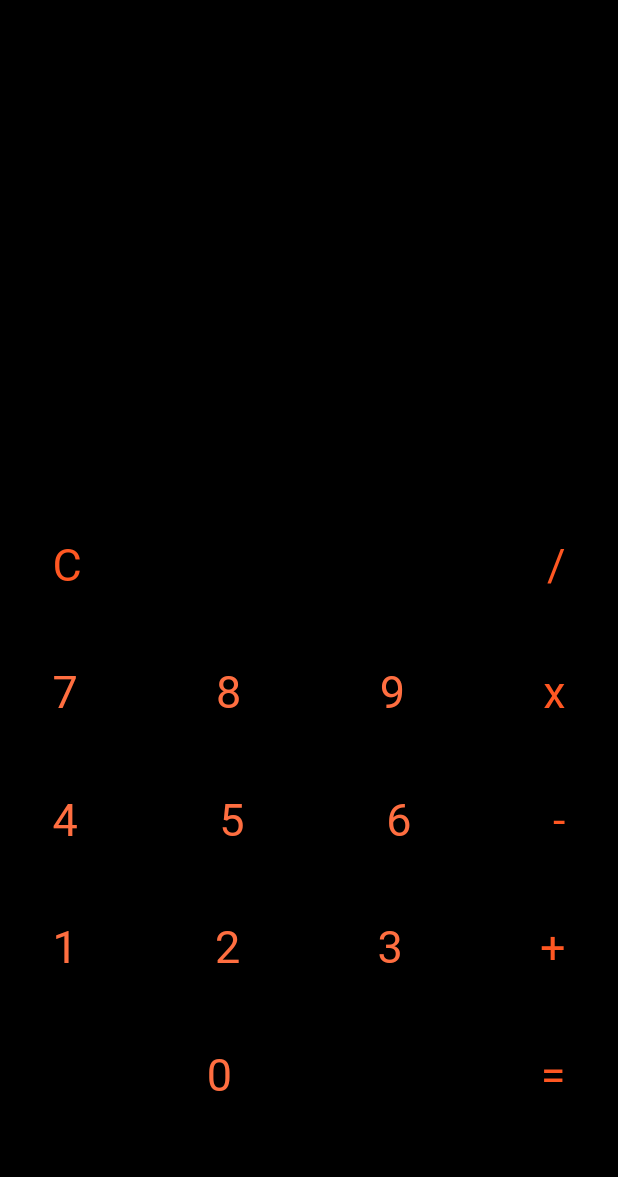
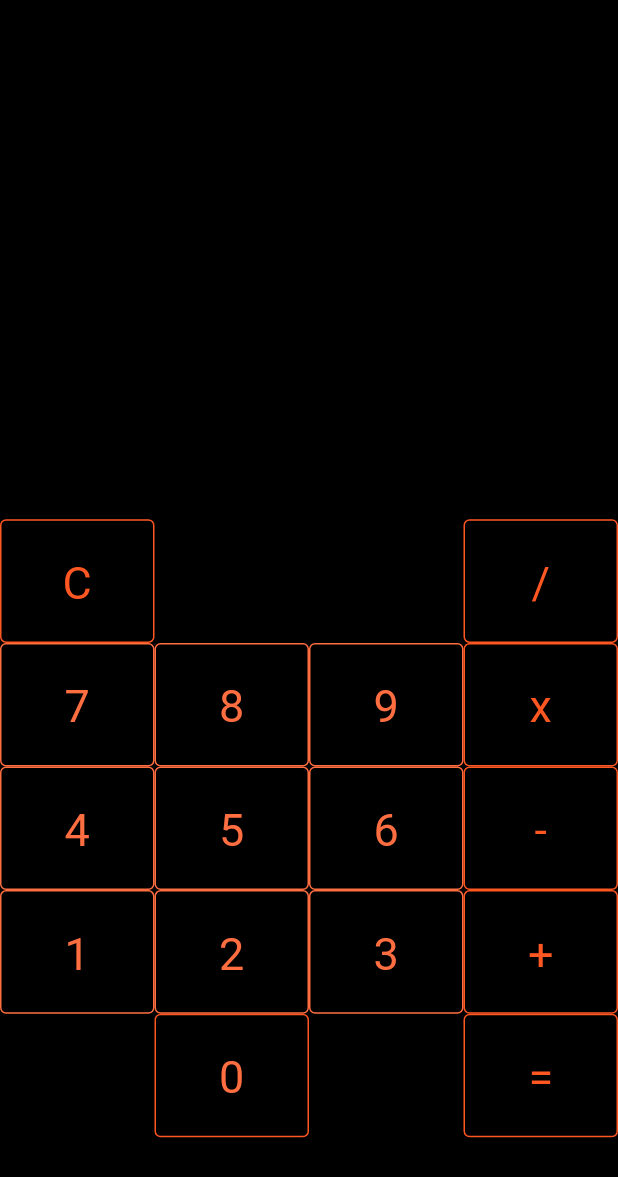
Before and after one commit to Aleksander213/calculator, a Flutter app: the screen it shows after launch, on a phone screen of 412 x 824 dp. Shown: the top 1177 px of the screen. Run offline on Flutter 3.47's test engine with Material 2 defaults, Android fonts, the phone set to English and light mode, and no system bars.

Commit message:
calculator

```diff
--- a/lib/calculator.dart
+++ b/lib/calculator.dart
@@ -14,35 +14,60 @@ class _CalculatorState extends State<Calculator> {
   @override
   Widget build(BuildContext context) {
     return Scaffold(
-      body: SafeArea(child: Column(
+      body: SafeArea(
+        child: Column(
+
         children: [
-          Container(alignment:Alignment.centerRight, child:
+          Container(
+            alignment:Alignment.centerRight, child:
           Column(children:
           [
-            const SizedBox(height: 30),
             Text(question + equation + question2, style: const TextStyle(fontSize: 28, color:Colors.orange)),
-            const SizedBox(height: 20),
+            const SizedBox(height: 10),
             Text(answer, style: const TextStyle(fontSize: 48, color: Colors.orange)),
           ],),),
-          const SizedBox(height: 195),
-          Container( alignment: Alignment.centerRight, child:
+          SizedBox(height: MediaQuery.of(context).size.height * 0.3),
+          Container(
+            height: MediaQuery.of(context).size.height * 0.1,
+            alignment: Alignment.centerRight, child:
             Row(mainAxisAlignment: MainAxisAlignment.spaceBetween, children: [
-              TextButton(style: TextButton.styleFrom(textStyle: const TextStyle(fontSize: 30 ), padding: const EdgeInsets.fromLTRB(35, 25, 35, 25)), onPressed: () {
+
+              Expanded(child:
+              TextButton(style: TextButton.styleFrom(textStyle: const TextStyle(fontSize: 30 ),
+                  side:const BorderSide(width: 1, color: Colors.deepOrange),
+                  padding: const EdgeInsets.fromLTRB(35, 25, 35, 25)), onPressed: () {
                 setState(() {
                   question='';
                   question2='';
                   equation='';
                 });
-              }, child: const Text(style: atb,'C')),
-              TextButton(style: TextButton.styleFrom(textStyle: const TextStyle(fontSize: 30), padding: const EdgeInsets.fromLTRB(35, 25, 35, 25)), onPressed: () {
+              }, child: const Text(style: atb,'C')),),
+              Expanded(child:
+              TextButton(style: TextButton.styleFrom(textStyle: const TextStyle(fontSize: 30),
+                  padding: const EdgeInsets.fromLTRB(45, 25, 45, 25)),
+                  onPressed: () {}, child: const Text('')),),
+              Expanded(child:
+              TextButton(style: TextButton.styleFrom(textStyle: const TextStyle(fontSize: 30),
+                  padding: const EdgeInsets.fromLTRB(45, 25, 45, 25)),
+                  onPressed: () {}, child: const Text('')),),
+              Expanded(child:
+              TextButton(style: TextButton.styleFrom(textStyle: const TextStyle(fontSize: 30),
+                  side:const BorderSide(width: 1, color: Colors.deepOrange),
+                  padding: const EdgeInsets.fromLTRB(35, 25, 35, 25)), onPressed: () {
                 setState(() {
                   equation='/';
                 });
-              }, child: const Text(style: atb,'/')),
+              }, child: const Text(style: atb,'/')),),
             ],),),
-          Container(child:
-            Row(mainAxisAlignment: MainAxisAlignment.spaceBetween, children: [
-              TextButton(style: TextButton.styleFrom(textStyle: const TextStyle(fontSize: 30), padding: const EdgeInsets.fromLTRB(35, 25, 35, 25)), onPressed: () {
+          Container(
+            height: MediaQuery.of(context).size.height * 0.1,
+            child:
+            Row(mainAxisAlignment: MainAxisAlignment.spaceBetween,
+              children: [
+                Expanded(child:
+              TextButton(style: TextButton.styleFrom(textStyle: const TextStyle(fontSize: 30),
+                  side:const BorderSide(width: 1, color: Colors.deepOrangeAccent),
+                  padding: const EdgeInsets.fromLTRB(35, 25, 35, 25)), onPressed: () {
                 setState(() {
                   if (equation != '') {
                     question2+='7';
@@ -51,8 +76,11 @@ class _CalculatorState extends State<Calculator> {
                     question+='7';
                   }
                 });
-              }, child: const Text(style: btb,'7')),
-              TextButton(style: TextButton.styleFrom(textStyle: const TextStyle(fontSize: 30), padding: const EdgeInsets.fromLTRB(35, 25, 35, 25)), onPressed: () {
+              }, child: const Text(style: btb,'7')),),
+              Expanded(child:
+              TextButton(style: TextButton.styleFrom(textStyle: const TextStyle(fontSize: 30),
+                  side:const BorderSide(width: 1, color: Colors.deepOrangeAccent),
+                  padding: const EdgeInsets.fromLTRB(35, 25, 35, 25)), onPressed: () {
                 setState(() {
                   if (equation != '') {
                     question2+='8';
@@ -61,8 +89,11 @@ class _CalculatorState extends State<Calculator> {
                     question+='8';
                   }
                 });
-              }, child: const Text(style: btb,'8')),
-              TextButton(style: TextButton.styleFrom(textStyle: const TextStyle(fontSize: 30), padding: const EdgeInsets.fromLTRB(35, 25, 35, 25)), onPressed: () {
+              }, child: const Text(style: btb,'8')),),
+              Expanded(child:
+              TextButton(style: TextButton.styleFrom(textStyle: const TextStyle(fontSize: 30),
+                  side:const BorderSide(width: 1, color: Colors.deepOrangeAccent),
+                  padding: const EdgeInsets.fromLTRB(35, 25, 35, 25)), onPressed: () {
                 setState(() {
                   if (equation != '') {
                     question2+='9';
@@ -71,16 +102,24 @@ class _CalculatorState extends State<Calculator> {
                     question+='9';
                   }
                 });
-              }, child: const Text(style: btb,'9')),
-              TextButton(style: TextButton.styleFrom(textStyle: const TextStyle(fontSize: 30), padding: const EdgeInsets.fromLTRB(35, 25, 35, 25)), onPressed: () {
+              }, child: const Text(style: btb,'9')),),
+              Expanded(child:
+              TextButton(style: TextButton.styleFrom(textStyle: const TextStyle(fontSize: 30),
+                  side:const BorderSide(width: 1, color: Colors.deepOrange),
+                  padding: const EdgeInsets.fromLTRB(35, 25, 35, 25)), onPressed: () {
                 setState(() {
                   equation='x';
                 });
-              }, child: const Text(style: atb,'x')),
+              }, child: const Text(style: atb,'x')),),
             ],),),
-          Container(child:
+          Container(
+            height: MediaQuery.of(context).size.height * 0.1,
+            child:
           Row(mainAxisAlignment: MainAxisAlignment.spaceBetween, children: [
-            TextButton(style: TextButton.styleFrom(textStyle: const TextStyle(fontSize: 30), padding: const EdgeInsets.fromLTRB(35, 25, 35, 25)), onPressed: () {
+            Expanded(child:
+            TextButton(style: TextButton.styleFrom(textStyle: const TextStyle(fontSize: 30),
+                side:const BorderSide(width: 1, color: Colors.deepOrangeAccent),
+                padding: const EdgeInsets.fromLTRB(35, 25, 35, 25)), onPressed: () {
               setState(() {
                 if (equation != '') {
                   question2+='4';
@@ -89,8 +128,11 @@ class _CalculatorState extends State<Calculator> {
                   question+='4';
                 }
               });
-            }, child: const Text(style: btb,'4')),
-            TextButton(style: TextButton.styleFrom(textStyle: const TextStyle(fontSize: 30), padding: const EdgeInsets.fromLTRB(35, 25, 35, 25)), onPressed: () {
+            }, child: const Text(style: btb,'4')),),
+            Expanded(child:
+            TextButton(style: TextButton.styleFrom(textStyle: const TextStyle(fontSize: 30),
+                side:const BorderSide(width: 1, color: Colors.deepOrangeAccent),
+                padding: const EdgeInsets.fromLTRB(35, 25, 35, 25)), onPressed: () {
               setState(() {
                 if (equation != '') {
                   question2+='5';
@@ -99,8 +141,11 @@ class _CalculatorState extends State<Calculator> {
                   question+='5';
                 }
               });
-            }, child: const Text(style: btb,'5')),
-            TextButton(style: TextButton.styleFrom(textStyle: const TextStyle(fontSize: 30), padding: const EdgeInsets.fromLTRB(35, 25, 35, 25)), onPressed: () {
+            }, child: const Text(style: btb,'5')),),
+            Expanded(child:
+            TextButton(style: TextButton.styleFrom(textStyle: const TextStyle(fontSize: 30),
+                side:const BorderSide(width: 1, color: Colors.deepOrangeAccent),
+                padding: const EdgeInsets.fromLTRB(35, 25, 35, 25)), onPressed: () {
               setState(() {
                 if (equation != '') {
                   question2+='6';
@@ -109,16 +154,25 @@ class _CalculatorState extends State<Calculator> {
                   question+='6';
                 }
               });
-            }, child: const Text(style: btb,'6')),
-            TextButton(style: TextButton.styleFrom(textStyle: const TextStyle(fontSize: 30), padding: const EdgeInsets.fromLTRB(35, 25, 35, 25)), onPressed: () {
+            }, child: const Text(style: btb,'6')),),
+            Expanded(child:
+            TextButton(style: TextButton.styleFrom(textStyle: const TextStyle(fontSize: 30),
+                side:const BorderSide(width: 1, color: Colors.deepOrange),
+                padding: const EdgeInsets.fromLTRB(35, 25, 35, 25)), onPressed: () {
               setState(() {
                 equation='-';
               });
-            }, child: const Text(style: atb,'-')),
+            }, child: const Text(style: atb,'-')),),
           ],),),
-          Container(child:
-          Row(mainAxisAlignment: MainAxisAlignment.spaceBetween, children: [
-            TextButton(style: TextButton.styleFrom(textStyle: const TextStyle(fontSize: 30), padding: const EdgeInsets.fromLTRB(35, 25, 35, 25)), onPressed: () {
+          Container(
+            height: MediaQuery.of(context).size.height * 0.1,
+            child:
+          Row(mainAxisAlignment: MainAxisAlignment.spaceBetween,
+            children: [
+              Expanded(child:
+            TextButton(style: TextButton.styleFrom(textStyle: const TextStyle(fontSize: 30),
+                side:const BorderSide(width: 1, color: Colors.deepOrangeAccent),
+                padding: const EdgeInsets.fromLTRB(35, 25, 35, 25)), onPressed: () {
               setState(() {
                 if (equation != '') {
                   question2+='1';
@@ -127,8 +181,11 @@ class _CalculatorState extends State<Calculator> {
                   question+='1';
                 }
               });
-            }, child: const Text(style: btb,'1')),
-            TextButton(style: TextButton.styleFrom(textStyle: const TextStyle(fontSize: 30), padding: const EdgeInsets.fromLTRB(35, 25, 35, 25)), onPressed: () {
+            }, child: const Text(style: btb,'1')),),
+            Expanded(child:
+            TextButton(style: TextButton.styleFrom(textStyle: const TextStyle(fontSize: 30),
+                side:const BorderSide(width: 1, color: Colors.deepOrangeAccent),
+                padding: const EdgeInsets.fromLTRB(35, 25, 35, 25)), onPressed: () {
               setState(() {
                 if (equation != '') {
                   question2+='2';
@@ -137,8 +194,11 @@ class _CalculatorState extends State<Calculator> {
                   question+='2';
                 }
               });
-            }, child: const Text(style: btb,'2')),
-            TextButton(style: TextButton.styleFrom(textStyle: const TextStyle(fontSize: 30), padding: const EdgeInsets.fromLTRB(35, 25, 35, 25)), onPressed: () {
+            }, child: const Text(style: btb,'2')),),
+            Expanded(child:
+            TextButton(style: TextButton.styleFrom(textStyle: const TextStyle(fontSize: 30),
+                side:const BorderSide(width: 1, color: Colors.deepOrangeAccent),
+                padding: const EdgeInsets.fromLTRB(35, 25, 35, 25)), onPressed: () {
               setState(() {
                 if (equation != '') {
                   question2+='3';
@@ -147,17 +207,27 @@ class _CalculatorState extends State<Calculator> {
                   question+='3';
                 }
               });
-            }, child: const Text(style: btb,'3')),
-            TextButton(style: TextButton.styleFrom(textStyle: const TextStyle(fontSize: 30), padding: const EdgeInsets.fromLTRB(35, 25, 35, 25)), onPressed: () {
+            }, child: const Text(style: btb,'3')),),
+            Expanded(child:
+            TextButton(style: TextButton.styleFrom(textStyle: const TextStyle(fontSize: 30),
+                side:const BorderSide(width: 1, color: Colors.deepOrange),
+                padding: const EdgeInsets.fromLTRB(35, 25, 35, 25)), onPressed: () {
               setState(() {
                 equation='+';
               });
-            }, child: const Text(style: atb,'+')),
-          ],),),
-          Container(child:
+            }, child: const Text(style: atb,'+')),),
+              ],),),
+          Container(
+            height: MediaQuery.of(context).size.height * 0.1,
+            child:
           Row(mainAxisAlignment: MainAxisAlignment.spaceBetween, children: [
-            TextButton(style: TextButton.styleFrom(textStyle: const TextStyle(fontSize: 30), padding: const EdgeInsets.fromLTRB(35, 25, 35, 25)), onPressed: () {}, child: const Text('')),
-            TextButton(style: TextButton.styleFrom(textStyle: const TextStyle(fontSize: 30), padding: const EdgeInsets.fromLTRB(35, 25, 35, 25)), onPressed: () {
+            Expanded(child:
+            TextButton(style: TextButton.styleFrom(textStyle: const TextStyle(fontSize: 30),
+                padding: const EdgeInsets.fromLTRB(45, 25, 45, 25)), onPressed: () {}, child: const Text('')),),
+            Expanded(child:
+            TextButton(style: TextButton.styleFrom(textStyle: const TextStyle(fontSize: 30),
+                side:const BorderSide(width: 1, color: Colors.deepOrange),
+                padding: const EdgeInsets.fromLTRB(35, 25, 35, 25)), onPressed: () {
               setState(() {
                 if (equation != '') {
                   question2+='0';
@@ -166,9 +236,15 @@ class _CalculatorState extends State<Calculator> {
                   question+='0';
                 }
               });
-            }, child: const Text(style: btb,'0')),
-            TextButton(style: TextButton.styleFrom(textStyle: const TextStyle(fontSize: 30), padding: const EdgeInsets.fromLTRB(35, 25, 35, 25)), onPressed: () {}, child: const Text('')),
-            TextButton(style: TextButton.styleFrom(textStyle: const TextStyle(fontSize: 30), padding: const EdgeInsets.fromLTRB(35, 25, 35, 25)), onPressed: () {
+            }, child: const Text(style: btb,'0')),),
+            Expanded(child:
+            TextButton(style: TextButton.styleFrom(textStyle: const TextStyle(fontSize: 30),
+                padding: const EdgeInsets.fromLTRB(45, 25, 45, 25)),
+                onPressed: () {}, child: const Text('')),),
+            Expanded(child:
+            TextButton(style: TextButton.styleFrom(textStyle: const TextStyle(fontSize: 30),
+                side:const BorderSide(width: 1, color: Colors.deepOrange),
+                padding: const EdgeInsets.fromLTRB(35, 25, 35, 25)), onPressed: () {
               if (equation.contains('+')) {
                 setState(() {
                   var a = int.parse(question);
@@ -197,9 +273,9 @@ class _CalculatorState extends State<Calculator> {
                   answer = (a / b).toString();
                 });
               }
-            }, child: const Text(style: atb,'=')),
+            }, child: const Text(style: atb,'=')),),
 
-          ],),),
+            ],),),
         ],),),);
   }
 }
```
